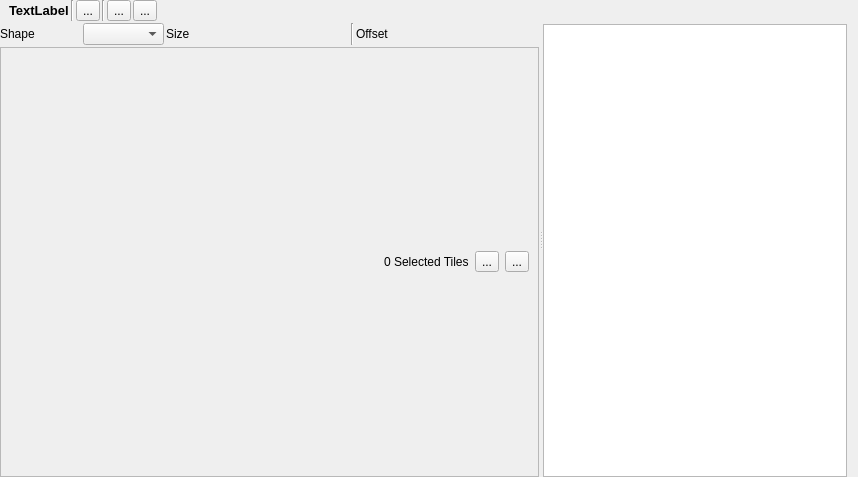
First picture: the form in Editor/src/Widget/Auxiliary/AuxTileSet.ui, repository GameOverture/HarmonyEngine, before the edit.
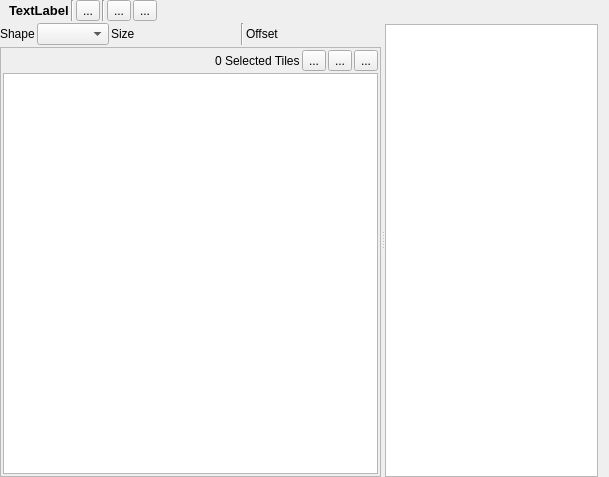
Second picture: the form after the edit. The open tabs and pages were chosen to show the change. Icons and pictures are not drawn. Custom widgets are drawn as their Qt base class.

Commit message: TileSet and TileMap implementation figured out and (re)implementation towards that; Lots of tile animation features now supported

The edit to the form file:
```diff
--- a/Editor/src/Widget/Auxiliary/AuxTileSet.ui
+++ b/Editor/src/Widget/Auxiliary/AuxTileSet.ui
@@ -6,7 +6,7 @@
    <rect>
     <x>0</x>
     <y>0</y>
-    <width>858</width>
+    <width>609</width>
     <height>477</height>
    </rect>
   </property>
@@ -482,10 +482,27 @@
                <rect>
                 <x>0</x>
                 <y>0</y>
-                <width>534</width>
+                <width>395</width>
                 <height>418</height>
                </rect>
               </property>
+              <layout class="QVBoxLayout" name="verticalLayout_13">
+               <property name="spacing">
+                <number>2</number>
+               </property>
+               <property name="leftMargin">
+                <number>2</number>
+               </property>
+               <property name="topMargin">
+                <number>2</number>
+               </property>
+               <property name="rightMargin">
+                <number>2</number>
+               </property>
+               <property name="bottomMargin">
+                <number>2</number>
+               </property>
+               <item>
               <layout class="QHBoxLayout" name="horizontalLayout">
                <item>
                 <spacer name="horizontalSpacer_2">
@@ -507,6 +524,13 @@
                  </property>
                 </widget>
                </item>
+                 <item>
+                  <widget class="QToolButton" name="btnDuplicateTiles">
+                   <property name="text">
+                    <string>...</string>
+                   </property>
+                  </widget>
+                 </item>
                <item>
                 <widget class="QToolButton" name="btnReplaceTiles">
                  <property name="text">
@@ -522,6 +546,11 @@
                 </widget>
                </item>
               </layout>
+               </item>
+               <item>
+                <widget class="PropertiesTreeView" name="setupPropertyTree"/>
+               </item>
+              </layout>
              </widget>
             </widget>
            </item>
@@ -798,6 +827,11 @@
    <extends>QGraphicsView</extends>
    <header>TileSetView.h</header>
   </customwidget>
+  <customwidget>
+   <class>PropertiesTreeView</class>
+   <extends>QTreeView</extends>
+   <header>PropertiesTreeView.h</header>
+  </customwidget>
  </customwidgets>
  <resources>
   <include location="../../../data/HyEditor.qrc"/>
```
Left out of the diff: 16 changed lines with no effect on the pictures. Lines whose indentation alone changed are shown as unchanged. The commit also changes 18 other files.
